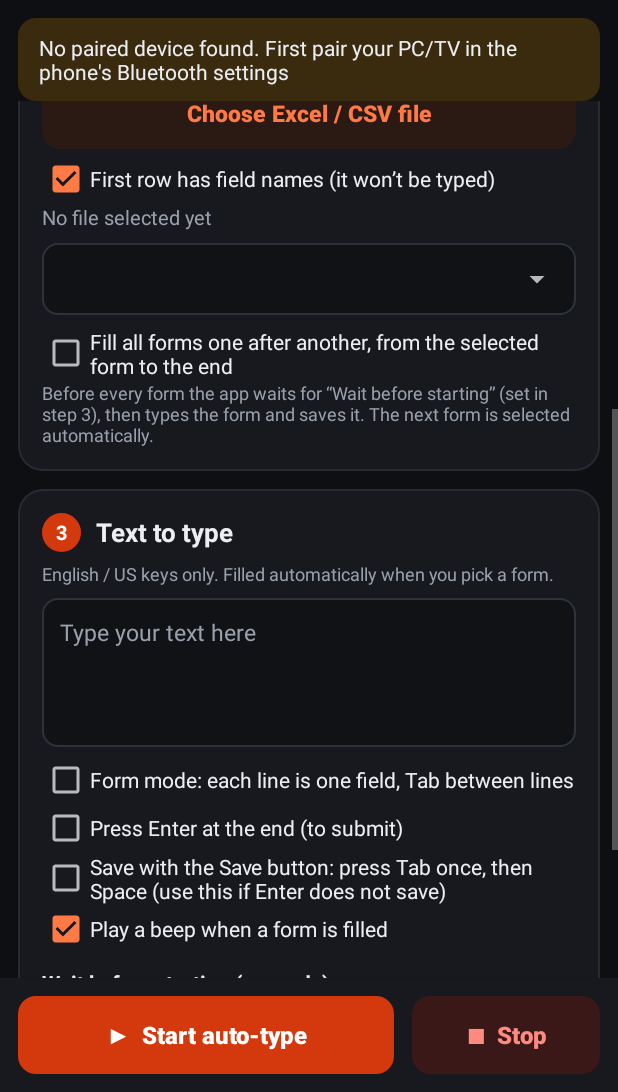
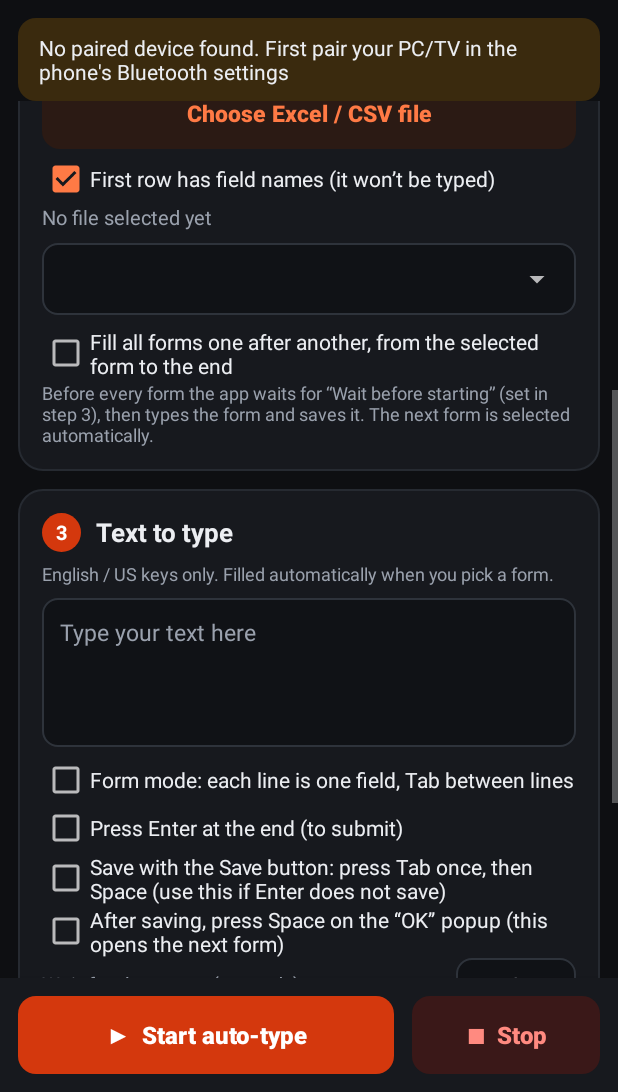
Before and after one commit to alkaifkhan4601-prog/last-apk, an Android app: the screen it shows after launch (MainActivity), scrolled down 408 dp, on a phone screen of 412 x 824 dp, the part 144-1236 px from its top. Run offline under Robolectric (Android 15) with nearby library versions, the phone set to English and light mode, and no system bars.

Commit message:
Add files via upload

```diff
--- a/app/src/main/java/com/example/autotype/MainActivity.kt
+++ b/app/src/main/java/com/example/autotype/MainActivity.kt
@@ -41,6 +41,8 @@ class MainActivity : Activity() {
     private lateinit var timerText: TextView
     private lateinit var checkBeep: CheckBox
     private lateinit var checkTabSpace: CheckBox
+    private lateinit var checkConfirmOk: CheckBox
+    private lateinit var inputOkWait: EditText
 
     // In "fill all forms" mode: which form (in the spinner) the run started from.
     private var batchStartIndex = 0
@@ -108,6 +110,15 @@ class MainActivity : Activity() {
 
         // Remember the wait time between runs (e.g. 20 seconds before every form).
         inputStartDelay.setText(settings.getString("start_delay", "5"))
+
+        // "Save Success" popup: wait, then press Space on its OK button.
+        checkConfirmOk = findViewById(R.id.checkConfirmOk)
+        inputOkWait = findViewById(R.id.inputOkWait)
+        checkConfirmOk.isChecked = settings.getBoolean("confirm_ok", false)
+        inputOkWait.setText(settings.getString("ok_wait", "2"))
+        checkConfirmOk.setOnCheckedChangeListener { _, checked ->
+            settings.edit().putBoolean("confirm_ok", checked).apply()
+        }
 
         // "Enter at the end" and "Tab + Space at the end" are alternatives, so only one can be on.
         checkTabSpace = findViewById(R.id.checkTabSpace)
@@ -315,6 +326,7 @@ class MainActivity : Activity() {
 
         getSharedPreferences("settings", MODE_PRIVATE).edit()
             .putString("start_delay", inputStartDelay.text.toString())
+            .putString("ok_wait", inputOkWait.text.toString())
             .apply()
 
         val formMode = findViewById<CheckBox>(R.id.checkFormMode).isChecked
@@ -323,11 +335,15 @@ class MainActivity : Activity() {
 
         // Keys pressed after the last field. Tab moves focus from the last field to the
         // Save button and Space presses it (some forms ignore Enter).
-        val endKeys = when {
+        val saveKeys = when {
             checkTabSpace.isChecked -> "\t "
             enterAtEnd -> "\n"
             else -> ""
         }
+        // Then: wait for the "Save Success" popup and press Space on its OK button.
+        val okKeys = if (checkConfirmOk.isChecked && saveKeys.isNotEmpty()) "${TypingService.PAUSE_CHAR} " else ""
+        val endKeys = saveKeys + okKeys
+        val okWaitMs = ((inputOkWait.text.toString().toDoubleOrNull() ?: 2.0) * 1000).toLong().coerceIn(200L, 30000L)
 
         var singleText = ""
         if (batch) {
@@ -363,6 +379,7 @@ class MainActivity : Activity() {
             putExtra(TypingService.EXTRA_INTERVAL_SEC, inputInterval.text.toString().toLongOrNull() ?: 0L)
             putExtra(TypingService.EXTRA_START_DELAY_SEC, inputStartDelay.text.toString().toLongOrNull() ?: 0L)
             putExtra(TypingService.EXTRA_BEEP, checkBeep.isChecked)
+            putExtra(TypingService.EXTRA_PAUSE_MS, okWaitMs)
         }
         startForegroundService(intent)
     }
--- a/app/src/main/res/layout/activity_main.xml
+++ b/app/src/main/res/layout/activity_main.xml
@@ -398,6 +398,42 @@
                     android:textSize="14sp" />
 
                 <CheckBox
+                    android:id="@+id/checkConfirmOk"
+                    android:layout_width="match_parent"
+                    android:layout_height="wrap_content"
+                    android:text="After saving, press Space on the “OK” popup (this opens the next form)"
+                    android:textColor="@color/text_main"
+                    android:textSize="14sp" />
+
+                <LinearLayout
+                    android:layout_width="match_parent"
+                    android:layout_height="wrap_content"
+                    android:layout_marginBottom="6dp"
+                    android:gravity="center_vertical"
+                    android:orientation="horizontal">
+
+                    <TextView
+                        android:layout_width="0dp"
+                        android:layout_height="wrap_content"
+                        android:layout_weight="1"
+                        android:text="Wait for the popup (seconds)"
+                        android:textColor="@color/text_muted"
+                        android:textSize="13sp" />
+
+                    <EditText
+                        android:id="@+id/inputOkWait"
+                        android:layout_width="80dp"
+                        android:layout_height="wrap_content"
+                        android:background="@drawable/bg_input"
+                        android:gravity="center"
+                        android:inputType="numberDecimal"
+                        android:padding="8dp"
+                        android:text="2"
+                        android:textColor="@color/text_main"
+                        android:textSize="14sp" />
+                </LinearLayout>
+
+                <CheckBox
                     android:id="@+id/checkBeep"
                     android:layout_width="match_parent"
                     android:layout_height="wrap_content"
```
Also changed, not shown: app/src/main/java/com/example/autotype/TypingService.kt (+34 -7 lines).
